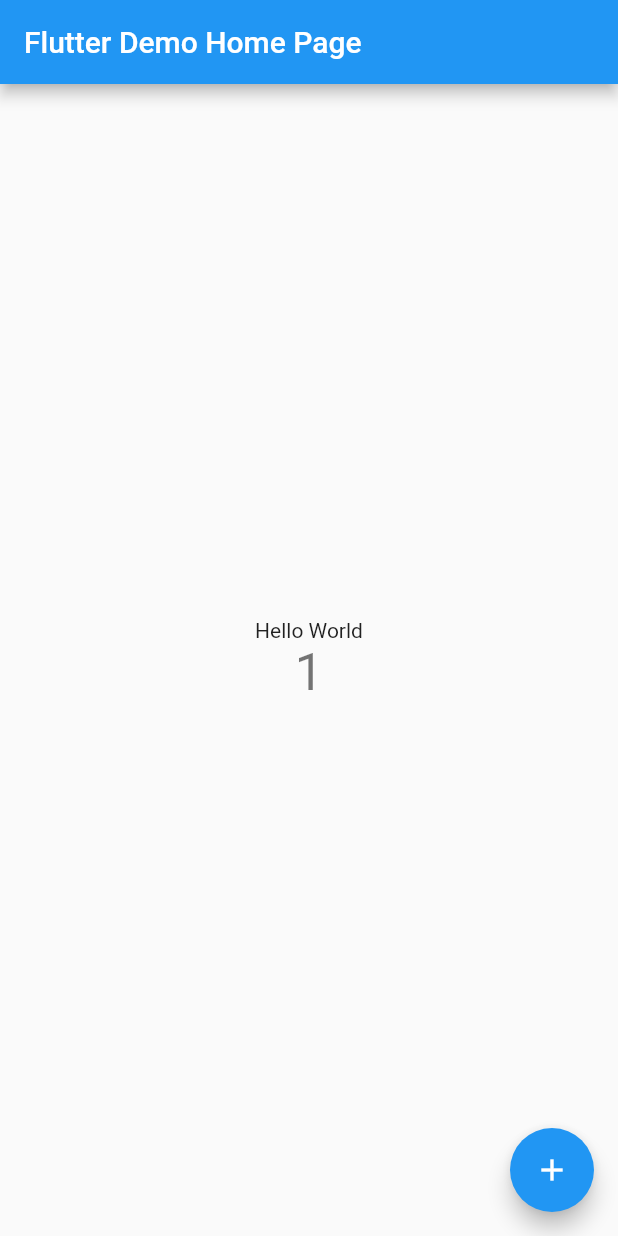
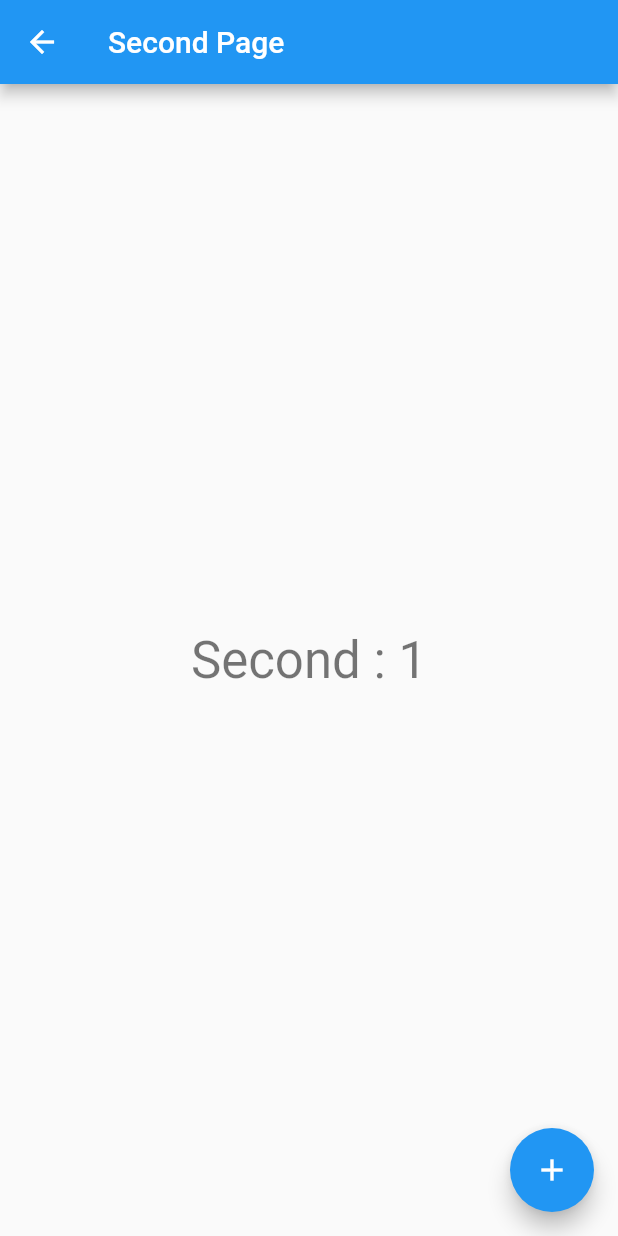
Before and after one commit to tumlovery2005/TestFlutterGetXApp, a Flutter app: the screen it shows after launch, after a tap on the "add" icon, on a phone screen of 412 x 824 dp. Run offline on Flutter 3.47's test engine with Material 2 defaults, Android fonts, the phone set to English and light mode, and no system bars; our stand-ins replace get.

Commit message:
create second page and get find number controller

```diff
--- a/lib/main.dart
+++ b/lib/main.dart
@@ -2,6 +2,7 @@ import 'package:flutter/material.dart';
 import 'package:get/get.dart';
 import 'package:testgetxapp/controller/number_controller.dart';
 import 'package:testgetxapp/locale/localstring.dart';
+import 'package:testgetxapp/page/secondpage.dart';
 
 void main() {
   runApp(const MyApp());
@@ -64,6 +65,8 @@ class _MyHomePageState extends State<MyHomePage> {
       floatingActionButton: FloatingActionButton(
         onPressed: () => {
           numberController.numberIncrement(),
+          // numberController.changeLanguage(),
+          Get.to(SecondPage()),
         },
         tooltip: 'Increment',
         child: const Icon(Icons.add),
--- /dev/null
+++ b/lib/page/secondpage.dart
@@ -0,0 +1,43 @@
+import 'package:flutter/material.dart';
+import 'package:get/get.dart';
+import 'package:testgetxapp/controller/number_controller.dart';
+
+class SecondPage extends StatefulWidget {
+
+  @override
+  SecondPageState createState() => SecondPageState();
+}
+
+class SecondPageState extends State<SecondPage>{
+  NumberController numberController = Get.find();
+
+  @override
+  Widget build(BuildContext context) {
+    return Scaffold(
+      appBar: AppBar(
+        title: const Text('Second Page'),
+      ),
+      body: SafeArea(
+        child: Center(
+          child: Column(
+            mainAxisAlignment: MainAxisAlignment.center,
+            children: <Widget>[
+              Text('Second : ${numberController.number}',
+                style: Theme.of(context).textTheme.headline4,
+              ),
+            ],
+          ),
+        ),
+      ),
+      floatingActionButton: FloatingActionButton(
+        onPressed: () => {
+          numberController.numberIncrement(),
+          numberController.changeLanguage(),
+        },
+        tooltip: 'Increment',
+        child: const Icon(Icons.add),
+      ),
+    );
+  }
+
+}
```
